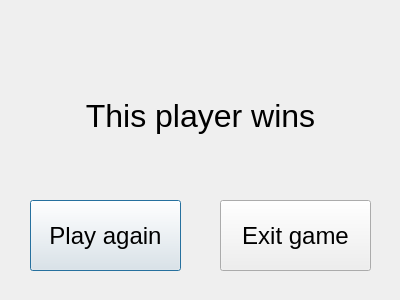
Before: the Qt Designer form outcomeWin.ui in sqrtxander/6nimmt, drawn with Qt 5.
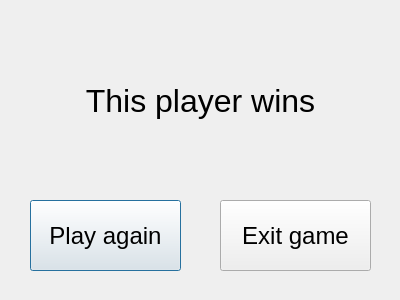
After: the same form once the commit is applied.

Commit message: Allow ties to be displayed on the outcome screen

The edit to the form file:
```diff
--- a/outcomeWin.ui
+++ b/outcomeWin.ui
@@ -16,10 +16,10 @@
   <widget class="QLabel" name="outcome_lbl">
    <property name="geometry">
     <rect>
-     <x>0</x>
-     <y>60</y>
-     <width>401</width>
-     <height>111</height>
+     <x>30</x>
+     <y>10</y>
+     <width>341</width>
+     <height>181</height>
     </rect>
    </property>
    <property name="font">
@@ -33,6 +33,9 @@
    <property name="alignment">
     <set>Qt::AlignCenter</set>
    </property>
+   <property name="wordWrap">
+    <bool>true</bool>
+   </property>
   </widget>
   <widget class="QPushButton" name="play_again">
    <property name="geometry">
```
The commit also changes 6 other files.
